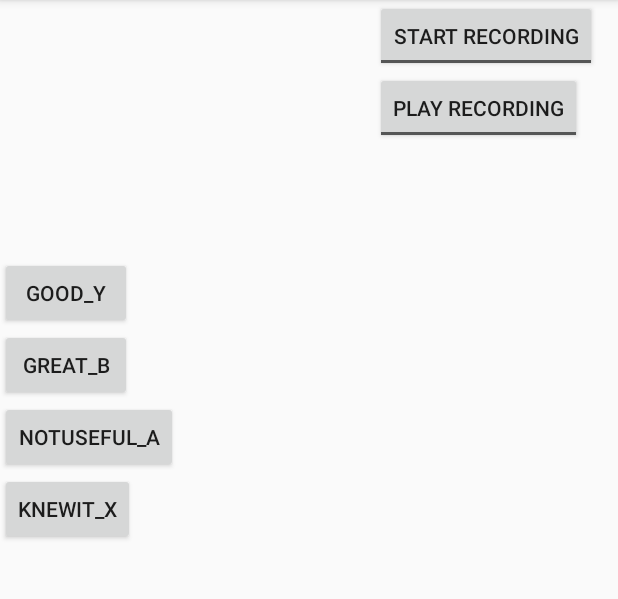
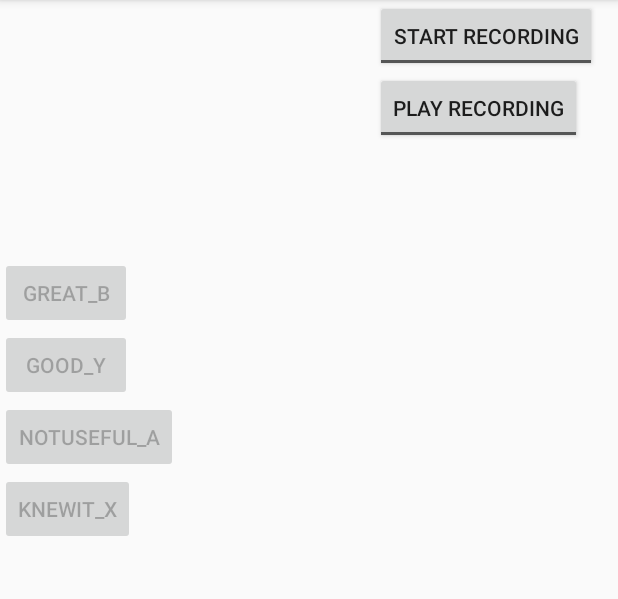
Before and after one commit to saritszpiro/recordaudiotoexternal, an Android app: the screen it shows after launch (MainActivity), after a tap on "STOP RECORDING", on a phone screen of 412 x 824 dp, the part 84-683 px from its top. Run offline under Robolectric (Android 15) with nearby library versions, the light colour scheme and no system bars; 1 other tap on this screen came first.

Commit message:
Added audio beeps to buttons and saved formated date

```diff
--- a/app/src/main/java/com/example/sarit/recordaudiotoexternal/MainActivity.java
+++ b/app/src/main/java/com/example/sarit/recordaudiotoexternal/MainActivity.java
@@ -16,17 +16,19 @@ import android.widget.Button;
 import android.widget.Toast;
 import android.widget.ToggleButton;
 
+import java.text.SimpleDateFormat;
 import java.io.FileNotFoundException;
 import java.io.FileOutputStream;
 import java.io.IOException;
 import java.io.PrintWriter;
 import java.util.Date;
-
+import java.text.Format;
 import static android.Manifest.permission.RECORD_AUDIO;
 import static android.Manifest.permission.WRITE_EXTERNAL_STORAGE;
 
 public class MainActivity extends AppCompatActivity {
     private ToggleButton startRecording, playRecording;
+    private Button great_b, good_y, notuseful_a, knewit_x;
     private MediaRecorder mRecorder;
     private MediaPlayer mPlayer;
     private static final String LOG_TAG = "AudioRecording";
@@ -35,23 +37,32 @@ public class MainActivity extends AppCompatActivity {
     boolean isPlaying = false;
     private static String mFileName = null;
     private static String dataFile = null;
-
+    private String[] args;
     @Override
     protected void onCreate(Bundle savedInstanceState) {
         super.onCreate(savedInstanceState);
         setContentView(com.example.sarit.recordaudiotoexternal.R.layout.activity_main);
         startRecording = findViewById(com.example.sarit.recordaudiotoexternal.R.id.startRecording);
         playRecording = findViewById(com.example.sarit.recordaudiotoexternal.R.id.playRecording);
+        great_b = findViewById(R.id.great_b);
+        good_y = findViewById(R.id.good_y);
+        notuseful_a = findViewById(R.id.notuseful_a);
+        knewit_x = findViewById(R.id.knewit_x);
+        great_b.setEnabled(false);
+        good_y.setEnabled(false);
+        notuseful_a.setEnabled(false);
+        knewit_x.setEnabled(false);
+
         playRecording.setEnabled(false);
 
-        //mFileName = Environment.getExternalStorageDirectory().getAbsolutePath();
         mFileName = Environment.getExternalStoragePublicDirectory(Environment.DIRECTORY_PODCASTS).getAbsolutePath();
-        Toast.makeText(MainActivity.this,mFileName.toString(),Toast.LENGTH_SHORT).show();
+        //Toast.makeText(MainActivity.this,mFileName.toString(),Toast.LENGTH_SHORT).show();
         mFileName += "/AudioRecording.3gp";
 
         dataFile = Environment.getExternalStoragePublicDirectory(Environment.DIRECTORY_DOWNLOADS).getAbsolutePath();
-        Toast.makeText(MainActivity.this,dataFile.toString(),Toast.LENGTH_SHORT).show();
+        //Toast.makeText(MainActivity.this,dataFile.toString(),Toast.LENGTH_SHORT).show();
         dataFile += "/SaritData.txt";
+
     }
 
     @Override
@@ -91,7 +102,6 @@ public class MainActivity extends AppCompatActivity {
             } catch (IOException e) {
                 Log.e(LOG_TAG, "prepare() failed");
             }
-
         }
         else if (isPlaying){
             mPlayer.release();
@@ -102,6 +112,11 @@ public class MainActivity extends AppCompatActivity {
     public void startRecording(View view){
         if(CheckPermissions()) {
             if (!isRecording) {
+                great_b.setEnabled(true);
+                good_y.setEnabled(true);
+                notuseful_a.setEnabled(true);
+                knewit_x.setEnabled(true);
+
                 mRecorder = new MediaRecorder();
                 mRecorder.setAudioSource(MediaRecorder.AudioSource.MIC);
                 mRecorder.setOutputFormat(MediaRecorder.OutputFormat.THREE_GPP);
@@ -119,6 +134,11 @@ public class MainActivity extends AppCompatActivity {
                 playRecording.setEnabled(true);
 
             } else if (isRecording) {
+                great_b.setEnabled(false);
+                good_y.setEnabled(false);
+                notuseful_a.setEnabled(false);
+                knewit_x.setEnabled(false);
+
                 Toast.makeText(MainActivity.this, "Stopped recording", Toast.LENGTH_SHORT).show();
                  mRecorder.stop();
                 mRecorder.release();
@@ -135,39 +155,46 @@ public class MainActivity extends AppCompatActivity {
         String time = updateTime();
         String button_type = null;
         switch (v.getId()) {
-
-            case R.id.good_y:
-                Toast.makeText(MainActivity.this, "good_y clicked", Toast.LENGTH_SHORT).show();
-                button_type = "good_y";
-                break;
-
             case R.id.great_b:
-                Toast.makeText(MainActivity.this, "great_b clicked", Toast.LENGTH_SHORT).show();
+                //Toast.makeText(MainActivity.this, "great_b clicked", Toast.LENGTH_SHORT).show();
+                MediaPlayer mp4 = MediaPlayer.create(MainActivity.this, R.raw.beep4);
+                mp4.start();
                 button_type = "great_b";
                 break;
 
+            case R.id.good_y:
+                //Toast.makeText(MainActivity.this, "good_y clicked", Toast.LENGTH_SHORT).show();
+                button_type = "good_y";
+                MediaPlayer mp3 = MediaPlayer.create(MainActivity.this, R.raw.beep3);
+                mp3.start();
+                break;
+
             case R.id.knewit_x:
-                Toast.makeText(MainActivity.this, "knewit_x clicked", Toast.LENGTH_SHORT).show();
+                //Toast.makeText(MainActivity.this, "knewit_x clicked", Toast.LENGTH_SHORT).show();
+                MediaPlayer mp2 = MediaPlayer.create(MainActivity.this, R.raw.beep2);
+                mp2.start();
                 button_type = "knewit_x";
                 break;
 
             case R.id.notuseful_a:
-                Toast.makeText(MainActivity.this, "notuseful_a clicked", Toast.LENGTH_SHORT).show();
+                //Toast.makeText(MainActivity.this, "notuseful_a clicked", Toast.LENGTH_SHORT).show();
+                MediaPlayer mp1 = MediaPlayer.create(MainActivity.this, R.raw.beep1);
+                mp1.start();
                 button_type = "notuseful_a";
                 break;
+
             default:
                 break;
         }
 
-        String toprint = button_type + "\t" +time;
+        String toprint = button_type + "\t" +time+"\n";
         appendData(toprint);
     }
 
     public void appendData(String toprint){
         try {
             FileOutputStream outputWriter = new FileOutputStream(dataFile, true);
-            Toast.makeText(getApplicationContext(),
-                    "msg to be written" + toprint, Toast.LENGTH_SHORT).show();
+            Toast.makeText(getApplicationContext(), "msg to be written" + toprint, Toast.LENGTH_SHORT).show();
 
             outputWriter.write(toprint.toString().getBytes());
             PrintWriter pw = new PrintWriter(outputWriter);
@@ -177,8 +204,7 @@ public class MainActivity extends AppCompatActivity {
             Log.d(LOG_TAG, toprint);
             outputWriter.close();
             Log.d(LOG_TAG, "file closed");
-            Toast.makeText(getApplicationContext(), "File saved successfully!",
-                    Toast.LENGTH_SHORT).show();
+            //Toast.makeText(getApplicationContext(), "File saved successfully!", Toast.LENGTH_SHORT).show();
 
         } catch (FileNotFoundException e) {
             e.printStackTrace();
@@ -192,10 +218,13 @@ public class MainActivity extends AppCompatActivity {
     }
 
     public String updateTime() {
-        //java.util.Date() method is used to get the current time
-        String time = new Date().toString();
-        Toast.makeText(getApplicationContext(),
-                time, Toast.LENGTH_SHORT).show();
-        return time;
+        Date time = new Date();
+        Format formatter = new SimpleDateFormat("YYYY-MM-dd_hh-mm-ss");
+        String timestamp = formatter.format(time);
+        Toast.makeText(getApplicationContext(), timestamp, Toast.LENGTH_SHORT).show();
+
+        return timestamp;
     }
+
+
 }
--- a/app/src/main/res/layout/activity_main.xml
+++ b/app/src/main/res/layout/activity_main.xml
@@ -28,33 +28,32 @@
 
 
     <Button
-        android:id="@+id/good_y"
+        android:id="@+id/great_b"
+        android:layout_marginTop="75dp"
         android:layout_width="wrap_content"
         android:layout_height="wrap_content"
         android:layout_alignParentTop="true"
         android:layout_centerHorizontal="true"
-        android:layout_marginTop="75dp"
+        android:onClick="findButton"
+        android:text="Great_B" />
+
+    <Button
+        android:id="@+id/good_y"
+        android:layout_width="wrap_content"
+        android:layout_height="wrap_content"
+        android:layout_centerHorizontal="true"
+        android:layout_above="@+id/great_b"
         android:onClick="findButton"
         android:text="Good_Y" />
 
-    <Button
-        android:id="@+id/great_b"
-        android:layout_width="wrap_content"
-        android:layout_height="wrap_content"
-        android:layout_above="@+id/good_y"
-        android:layout_centerHorizontal="true"
-        android:onClick="findButton"
-
-        android:text="Great_B" />
 
     <Button
         android:id="@+id/notuseful_a"
         android:layout_width="wrap_content"
         android:layout_height="wrap_content"
         android:layout_alignParentTop="true"
+        android:layout_centerHorizontal="true"
         android:onClick="findButton"
-
-        android:layout_centerHorizontal="true"
         android:text="NotUseful_A" />
 
     <Button
@@ -63,5 +62,6 @@
         android:layout_height="wrap_content"
         android:layout_alignParentBottom="true"
         android:layout_centerHorizontal="true"
+        android:onClick="findButton"
         android:text="KnewIt_X" />
 </LinearLayout>
```
Also changed, not shown: 4 other files.
